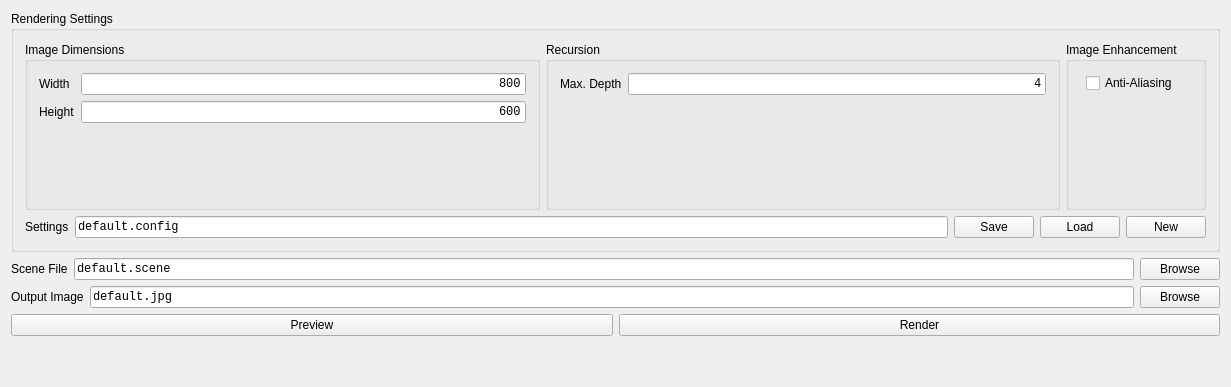
Qt form gui/BRenderWidget/BRenderWidget.ui (RodrigoCastiel/beauty) before a commit; both pictures show x 0 to 1231 and y 0 to 387 of the 1231 by 819 pixel window.
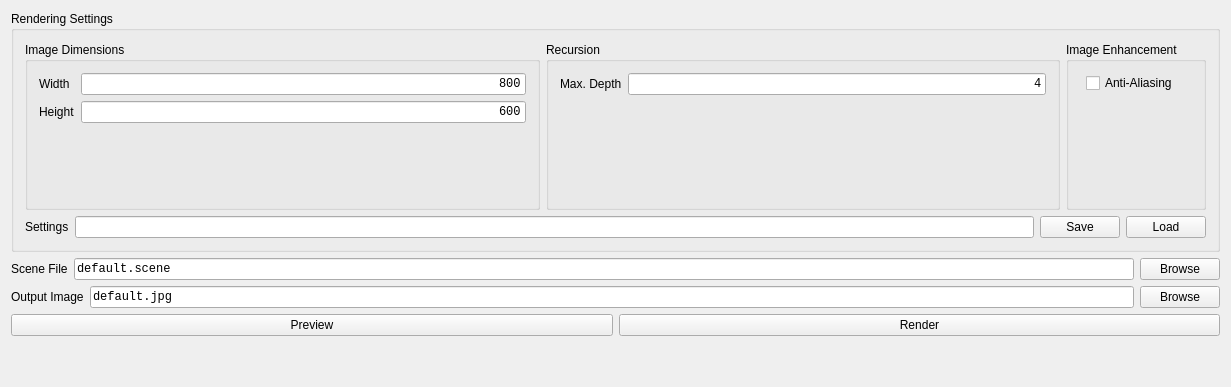
The same form after that commit.

Commit message: Implement Load and Save methods for settings; remove New button for settings;

Patch:
```diff
--- a/gui/BRenderWidget/BRenderWidget.ui
+++ b/gui/BRenderWidget/BRenderWidget.ui
@@ -486,7 +486,10 @@
            </font>
           </property>
           <property name="text">
-           <string>default.config</string>
+           <string/>
+          </property>
+          <property name="readOnly">
+           <bool>true</bool>
           </property>
          </widget>
         </item>
@@ -504,13 +507,6 @@
           </property>
          </widget>
         </item>
-        <item>
-         <widget class="QPushButton" name="pb_newConfigFile">
-          <property name="text">
-           <string>New</string>
-          </property>
-         </widget>
-        </item>
        </layout>
       </item>
      </layout>
```
The commit also changes 4 other files.
